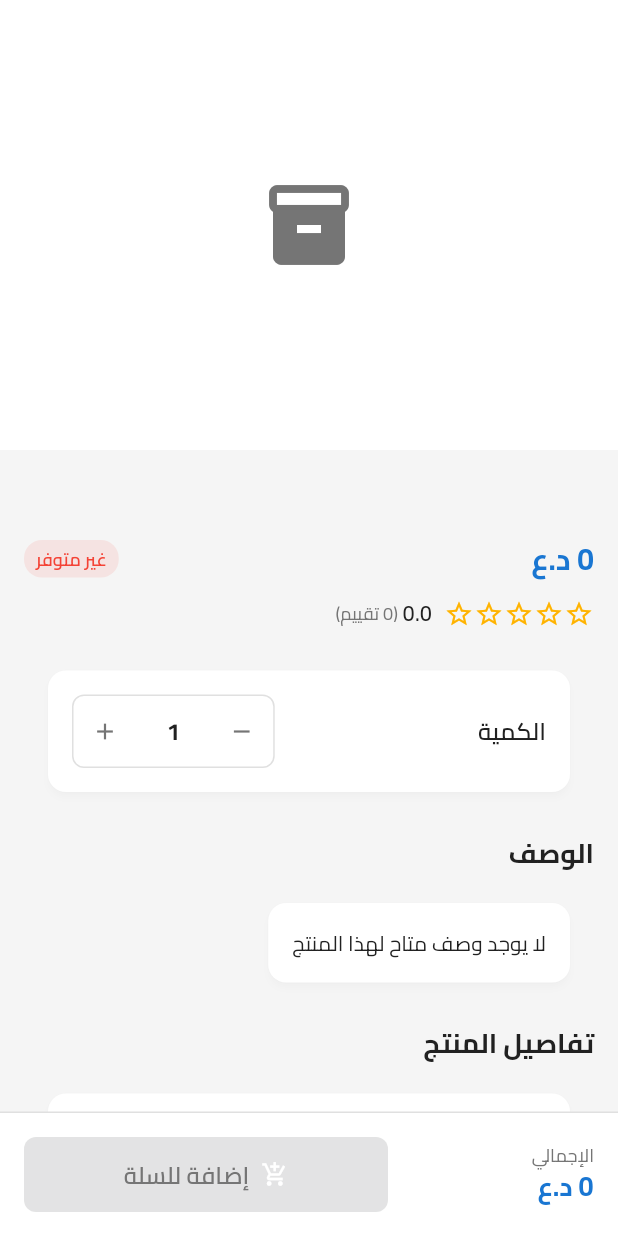
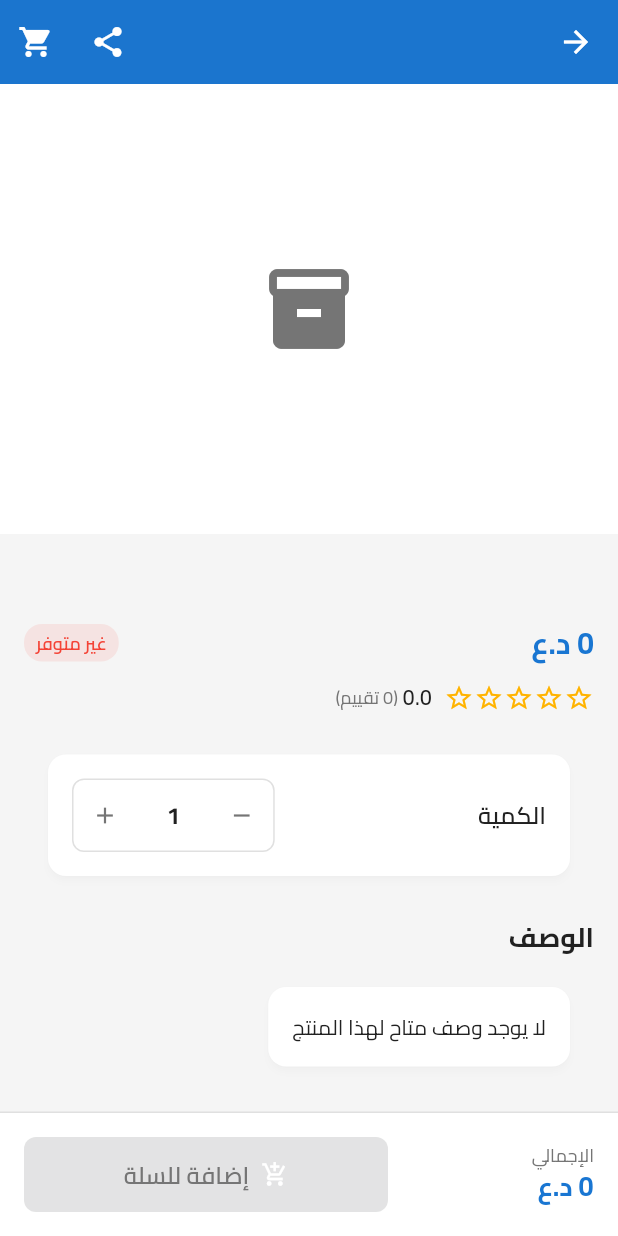
Before and after one commit to aalitariq44/paper-shop, a Flutter app: the ProductDetailsScreen screen opened directly with empty values, on a phone screen of 412 x 824 dp. Run offline on Flutter 3.47's test engine with Material 3 defaults, Android fonts, the phone set to English and light mode, and no system bars; our stand-ins replace cloud_firestore, firebase_auth, firebase_core, google_sign_in, shared_preferences; accounts and stored records are empty.

Commit message:
تعديلات

```diff
--- a/lib/presentation/screens/product/product_details_screen.dart
+++ b/lib/presentation/screens/product/product_details_screen.dart
@@ -82,11 +82,68 @@ class _ProductDetailsScreenState extends State<ProductDetailsScreen> {
     }
 
     return Scaffold(
-      body: CustomScrollView(
-        slivers: [
-          _buildSliverAppBar(),
-          SliverToBoxAdapter(
-            child: Padding(
+      appBar: AppBar(
+        backgroundColor: AppColors.primaryColor,
+        foregroundColor: AppColors.textLight,
+        title: Text(_product?.name ?? 'تفاصيل المنتج'),
+        leading: IconButton(
+          icon: const Icon(Icons.arrow_back),
+          onPressed: () => Navigator.of(context).pop(),
+        ),
+        actions: [
+          IconButton(
+            icon: const Icon(Icons.share),
+            onPressed: () {
+              // TODO: مشاركة المنتج
+            },
+          ),
+          Consumer<CartProvider>(
+            builder: (context, cartProvider, child) {
+              final itemCount = cartProvider.itemCount;
+              return Stack(
+                children: [
+                  IconButton(
+                    icon: const Icon(Icons.shopping_cart),
+                    onPressed: () =>
+                        Navigator.pushNamed(context, AppRoutes.cart),
+                  ),
+                  if (itemCount > 0)
+                    Positioned(
+                      right: 8,
+                      top: 8,
+                      child: Container(
+                        padding: const EdgeInsets.all(2),
+                        decoration: const BoxDecoration(
+                          color: AppColors.cartBadgeColor,
+                          borderRadius: BorderRadius.all(Radius.circular(10)),
+                        ),
+                        constraints: const BoxConstraints(
+                          minWidth: 16,
+                          minHeight: 16,
+                        ),
+                        child: Text(
+                          '$itemCount',
+                          style: const TextStyle(
+                            color: Colors.white,
+                            fontSize: 10,
+                            fontWeight: FontWeight.bold,
+                          ),
+                          textAlign: TextAlign.center,
+                        ),
+                      ),
+                    ),
+                ],
+              );
+            },
+          ),
+        ],
+      ),
+      body: SingleChildScrollView(
+        child: Column(
+          crossAxisAlignment: CrossAxisAlignment.start,
+          children: [
+            _buildProductImage(),
+            Padding(
               padding: const EdgeInsets.all(16),
               child: Column(
                 crossAxisAlignment: CrossAxisAlignment.start,
@@ -102,8 +159,8 @@ class _ProductDetailsScreenState extends State<ProductDetailsScreen> {
                 ],
               ),
             ),
-          ),
-        ],
+          ],
+        ),
       ),
       bottomNavigationBar: _buildBottomBar(),
     );
@@ -139,62 +196,6 @@ class _ProductDetailsScreenState extends State<ProductDetailsScreen> {
           ],
         ),
       ),
-    );
-  }
-
-  Widget _buildSliverAppBar() {
-    return SliverAppBar(
-      expandedHeight: 300,
-      pinned: true,
-      backgroundColor: AppColors.primaryColor,
-      foregroundColor: AppColors.textLight,
-      flexibleSpace: FlexibleSpaceBar(background: _buildProductImage()),
-      actions: [
-        IconButton(
-          icon: const Icon(Icons.share),
-          onPressed: () {
-            // TODO: مشاركة المنتج
-          },
-        ),
-        Consumer<CartProvider>(
-          builder: (context, cartProvider, child) {
-            final itemCount = cartProvider.itemCount;
-            return Stack(
-              children: [
-                IconButton(
-                  icon: const Icon(Icons.shopping_cart),
-                  onPressed: () => Navigator.pushNamed(context, AppRoutes.cart),
-                ),
-                if (itemCount > 0)
-                  Positioned(
-                    right: 8,
-                    top: 8,
-                    child: Container(
-                      padding: const EdgeInsets.all(2),
-                      decoration: const BoxDecoration(
-                        color: AppColors.cartBadgeColor,
-                        borderRadius: BorderRadius.all(Radius.circular(10)),
-                      ),
-                      constraints: const BoxConstraints(
-                        minWidth: 16,
-                        minHeight: 16,
-                      ),
-                      child: Text(
-                        '$itemCount',
-                        style: const TextStyle(
-                          color: Colors.white,
-                          fontSize: 10,
-                          fontWeight: FontWeight.bold,
-                        ),
-                        textAlign: TextAlign.center,
-                      ),
-                    ),
-                  ),
-              ],
-            );
-          },
-        ),
-      ],
     );
   }
 
```
